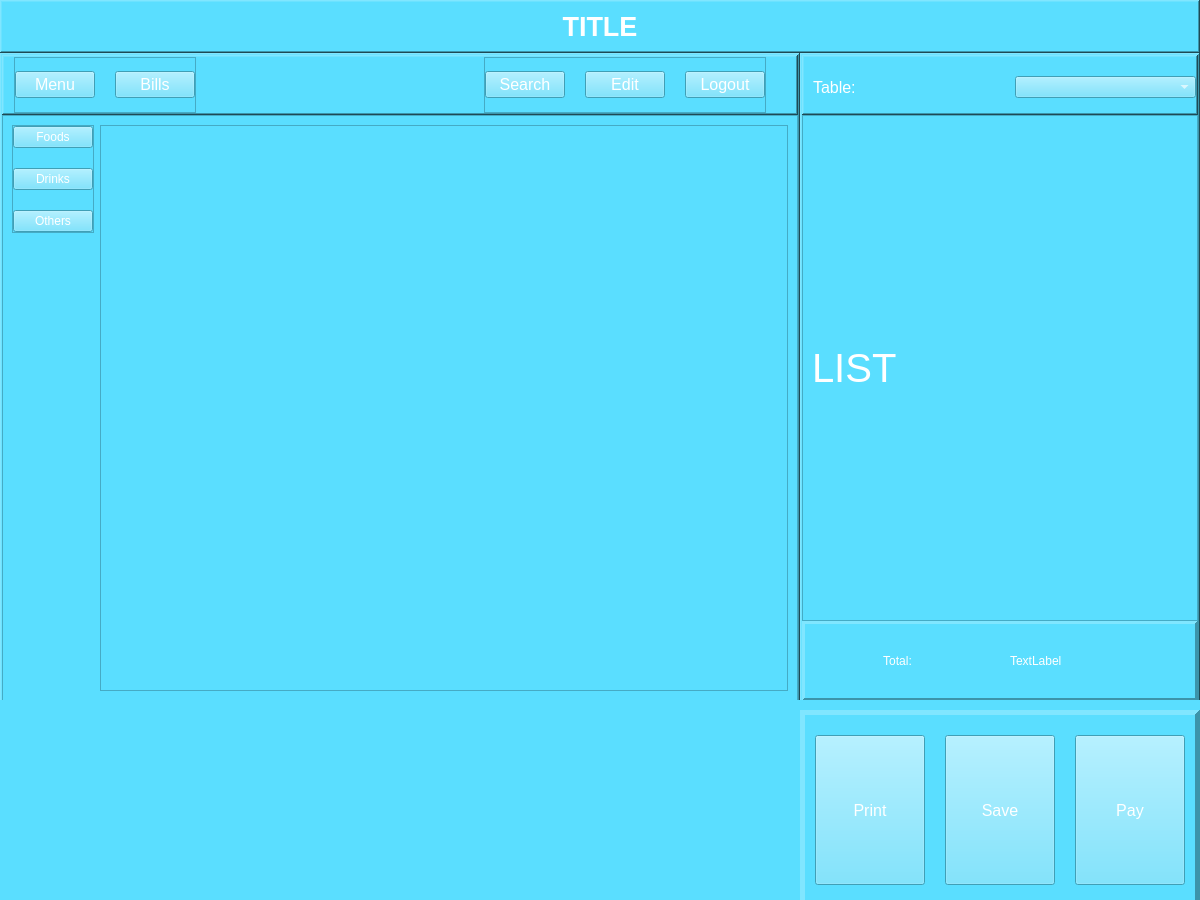
Before: the Qt Designer form front-end/interface.ui in nguyenlong0920/Computer-Store-Information-Management-System, drawn with Qt 5.
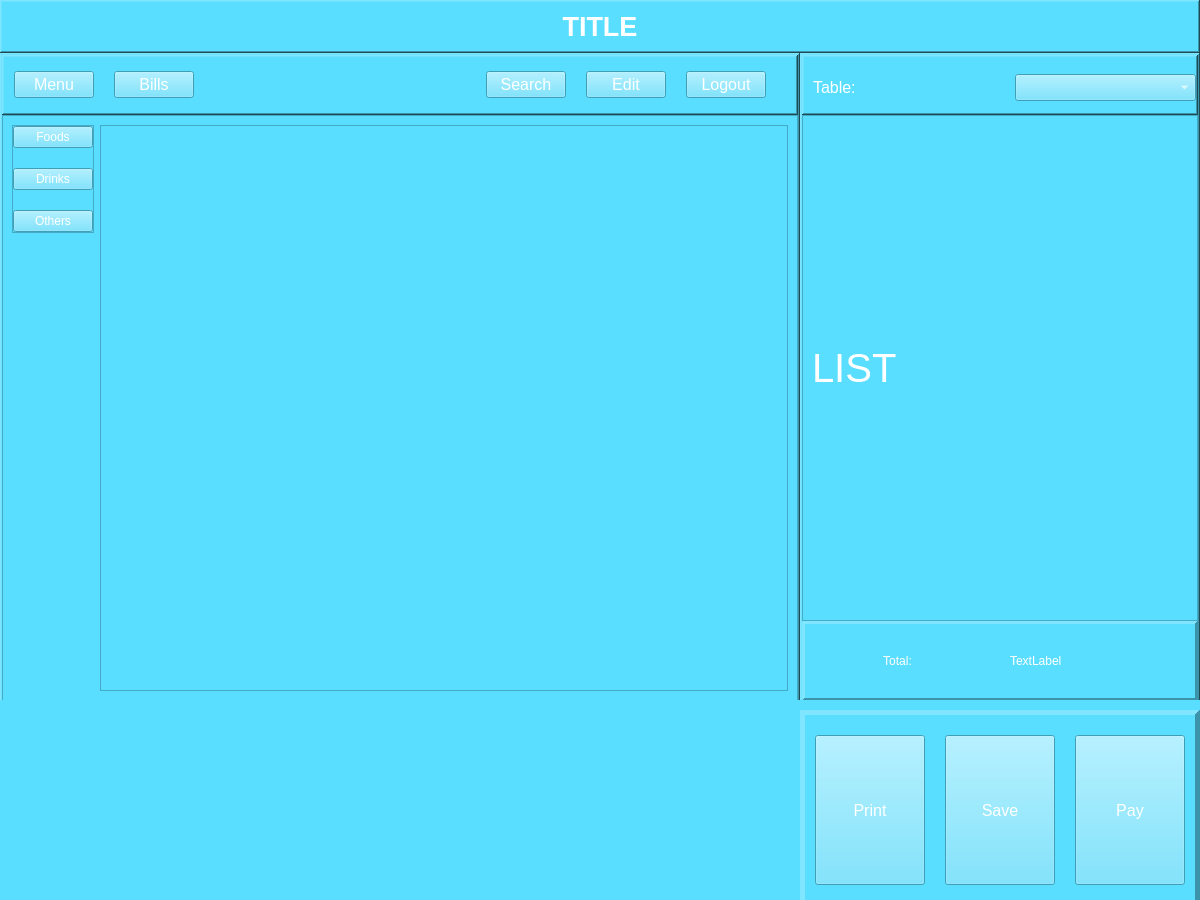
After: the same form once the commit is applied. Icons and pictures are not drawn.

Commit message: Update UI without changing func

What changed in the file:
```diff
--- a/front-end/interface.ui
+++ b/front-end/interface.ui
@@ -227,7 +227,7 @@
              <item alignment="Qt::AlignLeft">
               <widget class="QFrame" name="frame_11">
                <property name="frameShape">
-                <enum>QFrame::StyledPanel</enum>
+                <enum>QFrame::NoFrame</enum>
                </property>
                <property name="frameShadow">
                 <enum>QFrame::Raised</enum>
@@ -284,7 +284,7 @@
              <item alignment="Qt::AlignRight">
               <widget class="QFrame" name="frame_12">
                <property name="frameShape">
-                <enum>QFrame::StyledPanel</enum>
+                <enum>QFrame::NoFrame</enum>
                </property>
                <property name="frameShadow">
                 <enum>QFrame::Raised</enum>
@@ -729,6 +729,18 @@
              </item>
              <item>
               <widget class="QComboBox" name="comboBox">
+               <property name="minimumSize">
+                <size>
+                 <width>0</width>
+                 <height>27</height>
+                </size>
+               </property>
+               <property name="maximumSize">
+                <size>
+                 <width>16777215</width>
+                 <height>27</height>
+                </size>
+               </property>
                <property name="editable">
                 <bool>false</bool>
                </property>
```
The commit also changes 2 other files.
